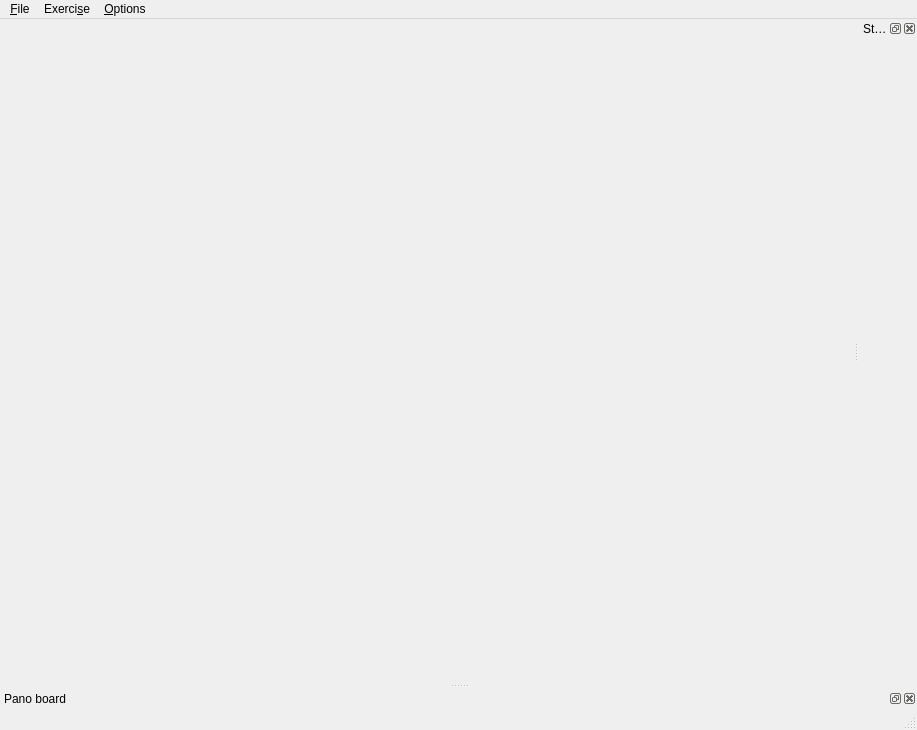
The window that app/forms/main.ui (slobodsky/mutra) describes before a commit, drawn with Qt 5.
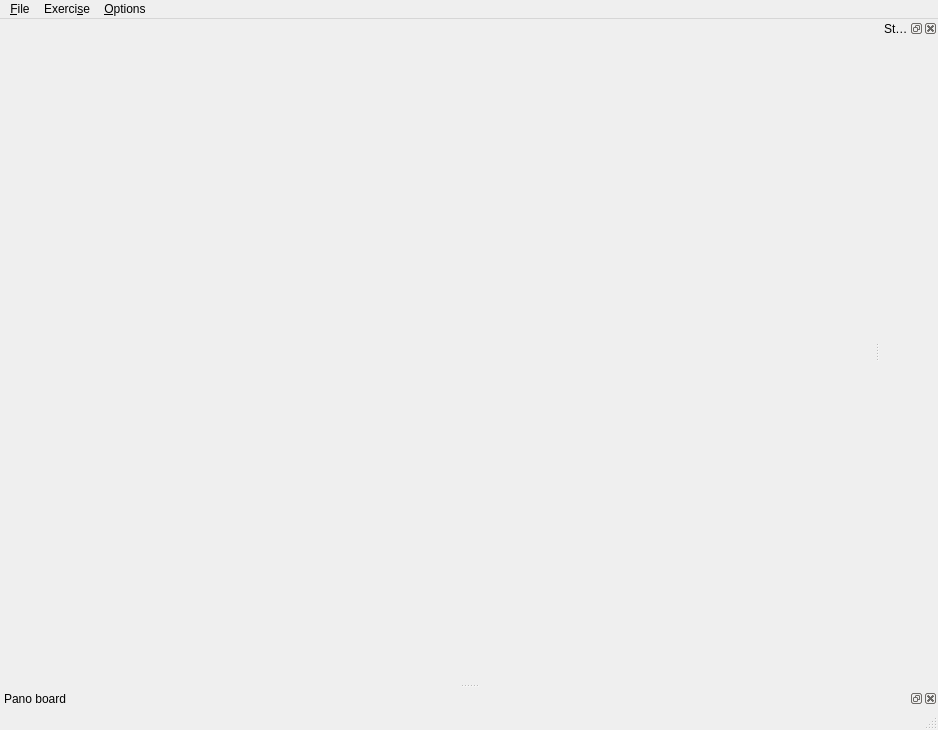
The same window after the commit. Icons and pictures are not drawn.

What changed in the file:
```diff
--- a/app/forms/main.ui
+++ b/app/forms/main.ui
@@ -6,7 +6,7 @@
    <rect>
     <x>0</x>
     <y>0</y>
-    <width>917</width>
+    <width>938</width>
     <height>730</height>
    </rect>
   </property>
@@ -19,7 +19,7 @@
     <rect>
      <x>0</x>
      <y>0</y>
-     <width>917</width>
+     <width>938</width>
      <height>30</height>
     </rect>
    </property>
```
Left out of the diff: 13 changed lines with no effect on the pictures.
